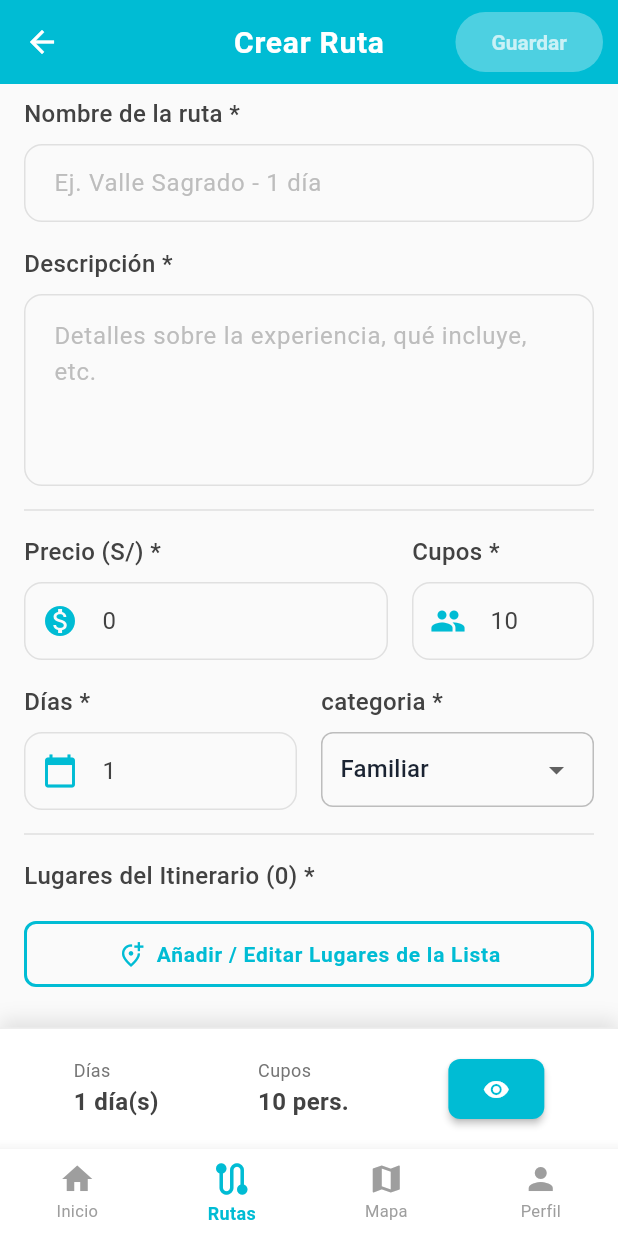
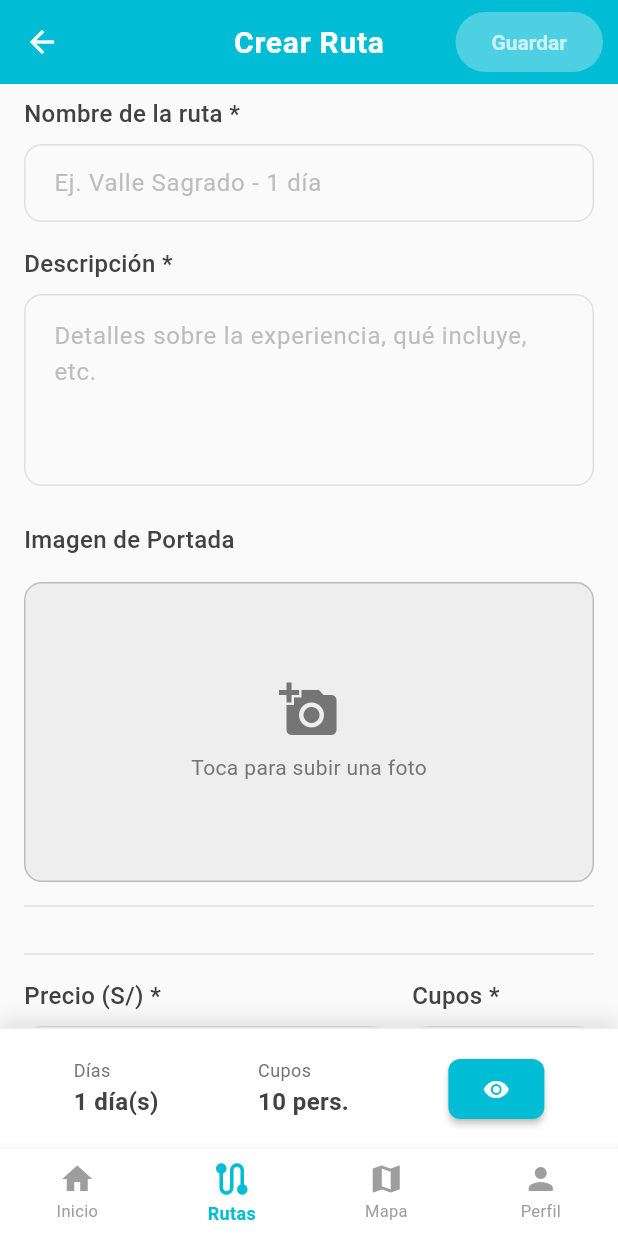
Before and after one commit to Darkness15961/HAKU, a Flutter app: the CrearRutaPagina screen opened by its route, on a phone screen of 412 x 824 dp. Run offline on Flutter 3.47's test engine with Material 3 defaults, Android fonts, the phone set to English and light mode, and no system bars; our stand-ins replace dio, flutter_cache_manager, flutter_image_compress, flutter_staggered_animations, geolocator, get_it and 5 more; accounts and stored records are empty.

Commit message:
app 90% MVP

```diff
--- a/lib/caracteristicas/rutas/dominio/entidades/ruta.dart
+++ b/lib/caracteristicas/rutas/dominio/entidades/ruta.dart
@@ -28,6 +28,7 @@ class Ruta {
   final String guiaId;
   final String guiaNombre;
   final String guiaFotoUrl;
+  final double guiaRating; // Nuevo campo
   final double rating;
   final int reviewsCount;
   final int inscritosCount;
@@ -64,6 +65,7 @@ class Ruta {
     required this.guiaId,
     required this.guiaNombre,
     required this.guiaFotoUrl,
+    required this.guiaRating, // Nuevo campo
     required this.rating,
     required this.reviewsCount,
     required this.lugaresIncluidos,
--- a/lib/caracteristicas/rutas/dominio/repositorios/rutas_repositorio_supabase.dart
+++ b/lib/caracteristicas/rutas/dominio/repositorios/rutas_repositorio_supabase.dart
@@ -14,7 +14,7 @@ class RutasRepositorioSupabase implements RutasRepositorio {
       // Usamos la sintaxis de Supabase para relaciones (!)
       var query = _supabase.from('rutas').select('''
         *,
-        perfiles!guia_id (nombre, url_foto_perfil),
+        perfiles!guia_id (nombre, url_foto_perfil, rating),
         ruta_detalles (
           orden_visita,
           lugares (id, nombre)
@@ -114,6 +114,9 @@ class RutasRepositorioSupabase implements RutasRepositorio {
       guiaId: json['guia_id'] ?? '',
       guiaNombre: nombreGuia,
       guiaFotoUrl: fotoGuia,
+      guiaRating: (perfilGuia != null && perfilGuia['rating'] != null)
+          ? (perfilGuia['rating'] as num).toDouble()
+          : 0.0,
 
       rating: 0.0, // Pendiente implementar rating real
       reviewsCount: 0,
--- a/lib/caracteristicas/rutas/presentacion/paginas/crear_ruta_pagina.dart
+++ b/lib/caracteristicas/rutas/presentacion/paginas/crear_ruta_pagina.dart
@@ -27,7 +27,7 @@ import '../../dominio/entidades/ruta.dart';
 import '../../../notificaciones/dominio/repositorios/notificacion_repositorio.dart';
 import '../../../notificaciones/datos/repositorios/notificacion_repositorio_mock.dart';
 import '../../../notificaciones/presentacion/vista_modelos/notificaciones_vm.dart';
-// --- FIN DE LO AÑADIDO ---
+import '../../../../core/servicios/imagen_servicio.dart'; // <--- Importado
 
 // Helper: Clase simple para representar un Lugar en la Ruta
 // --- ¡SIMPLIFICADO! Ya no tiene 'durationMinutes' ---
@@ -57,12 +57,17 @@ class _CrearRutaPaginaState extends State<CrearRutaPagina> {
   final TextEditingController _precioCtrl = TextEditingController(text: '0');
   final TextEditingController _diasCtrl = TextEditingController(text: '1');
   final TextEditingController _cuposCtrl = TextEditingController(text: '10');
+  final TextEditingController _urlImagenCtrl =
+      TextEditingController(); // <--- Nuevo
+
+  final ImagenServicio _imagenServicio = ImagenServicio(); // <--- Nuevo
 
   final _formKey = GlobalKey<FormState>();
 
   String _selectedDifficulty = 'Familiar';
   String _visibility = 'Privada';
   bool _estaGuardando = false;
+  bool _subiendoImagen = false; // <--- Nuevo
 
   List<RouteLocation> _locations = [];
 
@@ -119,8 +124,17 @@ class _CrearRutaPaginaState extends State<CrearRutaPagina> {
       'guiaId': vmAuth.usuarioActual!.id,
       'guiaNombre': vmAuth.usuarioActual!.nombre,
       'guiaFotoUrl': vmAuth.usuarioActual!.urlFotoPerfil ?? '',
+      'url_imagen_principal': _urlImagenCtrl.text.isNotEmpty
+          ? _urlImagenCtrl.text
+          : (_locations.isNotEmpty ? _locations.first.lugar.urlImagen : ''),
       // --- FIN DE CORRECCIÓN ---
     };
+
+    print('DEBUG: Creando ruta con datos: $datosRuta');
+    print('DEBUG: Locations count: ${_locations.length}');
+    if (_locations.isNotEmpty) {
+      print('DEBUG: First location image: ${_locations.first.lugar.urlImagen}');
+    }
 
     try {
       if (!mounted) return;
@@ -203,7 +217,7 @@ class _CrearRutaPaginaState extends State<CrearRutaPagina> {
       guiaId: vmAuth.usuarioActual!.id,
       guiaNombre: vmAuth.usuarioActual!.nombre,
       guiaFotoUrl: vmAuth.usuarioActual!.urlFotoPerfil ?? '',
-
+      guiaRating: widget.ruta?.guiaRating ?? 5.0, // Default para preview
       // --- Valores por Defecto para la Previsualización ---
       rating:
           widget.ruta?.rating ?? 0.0, // Usa el rating real si estamos editando
@@ -351,7 +365,10 @@ class _CrearRutaPaginaState extends State<CrearRutaPagina> {
       _diasCtrl.text = widget.ruta!.dias.toString();
       _cuposCtrl.text = widget.ruta!.cuposTotales.toString();
       _selectedDifficulty = widget.ruta!.categoria;
+      _selectedDifficulty = widget.ruta!.categoria;
       _visibility = widget.ruta!.visible ? 'Pública' : 'Privada';
+      _urlImagenCtrl.text =
+          widget.ruta!.urlImagenPrincipal; // <--- Cargar imagen existente
 
       // (Pre-cargamos los lugares si estamos editando)
       // (Necesitamos el LugaresVM para esto)
@@ -490,6 +507,9 @@ class _CrearRutaPaginaState extends State<CrearRutaPagina> {
                 crossAxisAlignment: CrossAxisAlignment.start,
                 children: [
                   _buildRouteDetailsInputs(),
+                  const SizedBox(height: 24),
+                  _buildImageUploadInput(), // <--- Widget de subida de imagen
+                  const Divider(height: 32),
                   const Divider(height: 32),
                   _buildRouteProperties(context), // <-- ¡Le pasamos el context!
                   const Divider(height: 32),
@@ -532,6 +552,89 @@ class _CrearRutaPaginaState extends State<CrearRutaPagina> {
         label,
         style: const TextStyle(fontSize: 16, fontWeight: FontWeight.w500),
       ),
+    );
+  }
+
+  // --- Widget de Subida de Imagen ---
+  Widget _buildImageUploadInput() {
+    return Column(
+      crossAxisAlignment: CrossAxisAlignment.start,
+      children: [
+        _buildInputLabel('Imagen de Portada'),
+        const SizedBox(height: 8),
+        GestureDetector(
+          onTap: _subiendoImagen
+              ? null
+              : () async {
+                  setState(() => _subiendoImagen = true);
+                  // Usamos 'rutas' como carpeta en el bucket
+                  final url = await _imagenServicio.seleccionarYSubir('rutas');
+                  if (url != null) {
+                    setState(() => _urlImagenCtrl.text = url);
+                  }
+                  setState(() => _subiendoImagen = false);
+                },
+          child: Container(
+            height: 200,
+            width: double.infinity,
+            decoration: BoxDecoration(
+              color: Colors.grey[200],
+              borderRadius: BorderRadius.circular(12),
+              border: Border.all(color: Colors.grey.shade400),
+              image: _urlImagenCtrl.text.isNotEmpty
+                  ? DecorationImage(
+                      image: NetworkImage(_urlImagenCtrl.text),
+                      fit: BoxFit.cover,
+                    )
+                  : null,
+            ),
+            child: _subiendoImagen
+                ? const Center(child: CircularProgressIndicator())
+                : _urlImagenCtrl.text.isEmpty
+                ? Column(
+                    mainAxisAlignment: MainAxisAlignment.center,
+                    children: [
+                      Icon(
+                        Icons.add_a_photo,
+                        size: 40,
+                        color: Colors.grey[600],
+                      ),
+                      const SizedBox(height: 8),
+                      Text(
+                        'Toca para subir una foto',
+                        style: TextStyle(color: Colors.grey[600]),
+                      ),
+                    ],
+                  )
+                : null,
+          ),
+        ),
+        if (_urlImagenCtrl.text.isNotEmpty)
+          Padding(
+            padding: const EdgeInsets.only(top: 4.0),
+            child: Row(
+              mainAxisAlignment: MainAxisAlignment.spaceBetween,
+              children: [
+                Expanded(
+                  child: Text(
+                    'URL: ${_urlImagenCtrl.text}',
+                    style: const TextStyle(fontSize: 10, color: Colors.grey),
+                    maxLines: 1,
+                    overflow: TextOverflow.ellipsis,
+                  ),
+                ),
+                IconButton(
+                  icon: const Icon(Icons.delete, color: Colors.red, size: 20),
+                  onPressed: () {
+                    setState(() {
+                      _urlImagenCtrl.clear();
+                    });
+                  },
+                ),
+              ],
+            ),
+          ),
+      ],
     );
   }
 
--- a/lib/caracteristicas/rutas/presentacion/paginas/rutas_pagina.dart
+++ b/lib/caracteristicas/rutas/presentacion/paginas/rutas_pagina.dart
@@ -386,7 +386,7 @@ class _RutasPaginaState extends State<RutasPagina> {
                           const Icon(Icons.star, color: Colors.amber, size: 16),
                           const SizedBox(width: 4),
                           Text(
-                            ruta.rating.toStringAsFixed(1),
+                            ruta.guiaRating.toStringAsFixed(1),
                             style: const TextStyle(fontWeight: FontWeight.bold),
                           ),
                         ],
```
Also changed, not shown: lib/caracteristicas/rutas/datos/repositorios/rutas_repositorio_supabase.dart (+6 -3 lines).
